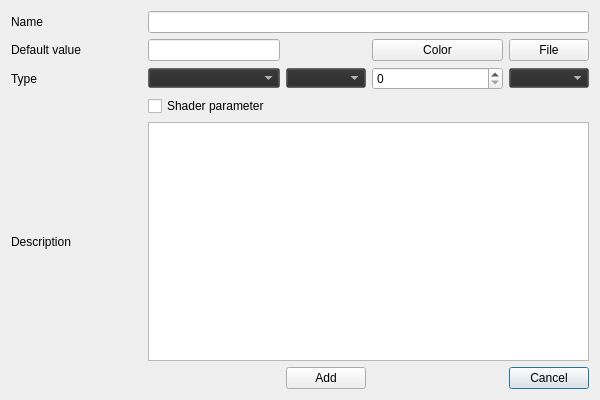
Qt form src/application-qt4/block_input_output.ui (luisbarrancos/shrimp) before a commit.
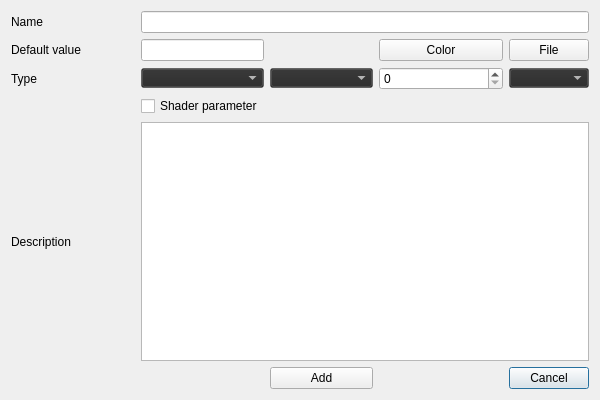
The same form after that commit.

Commit message: Minor fix to stylesheets, IO fields

Patch:
```diff
--- a/src/application-qt4/block_input_output.ui
+++ b/src/application-qt4/block_input_output.ui
@@ -99,6 +99,12 @@
     padding: 1px 0px 1px 3px; /*This makes text colour work*/
 }</string>
      </property>
+     <property name="sizeAdjustPolicy">
+      <enum>QComboBox::AdjustToContents</enum>
+     </property>
+     <property name="minimumContentsLength">
+      <number>6</number>
+     </property>
     </widget>
    </item>
    <item row="2" column="2">
@@ -114,6 +120,12 @@
     padding: 1px 0px 1px 3px; /*This makes text colour work*/
 }</string>
      </property>
+     <property name="sizeAdjustPolicy">
+      <enum>QComboBox::AdjustToContents</enum>
+     </property>
+     <property name="minimumContentsLength">
+      <number>10</number>
+     </property>
     </widget>
    </item>
    <item row="2" column="3">
```
